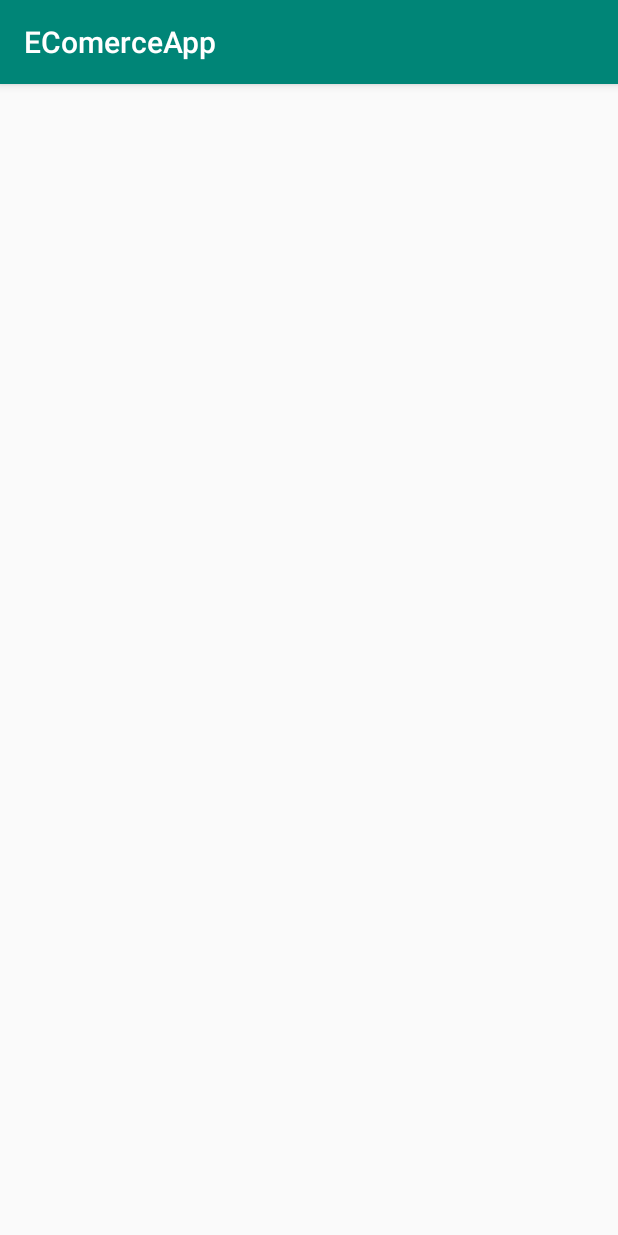
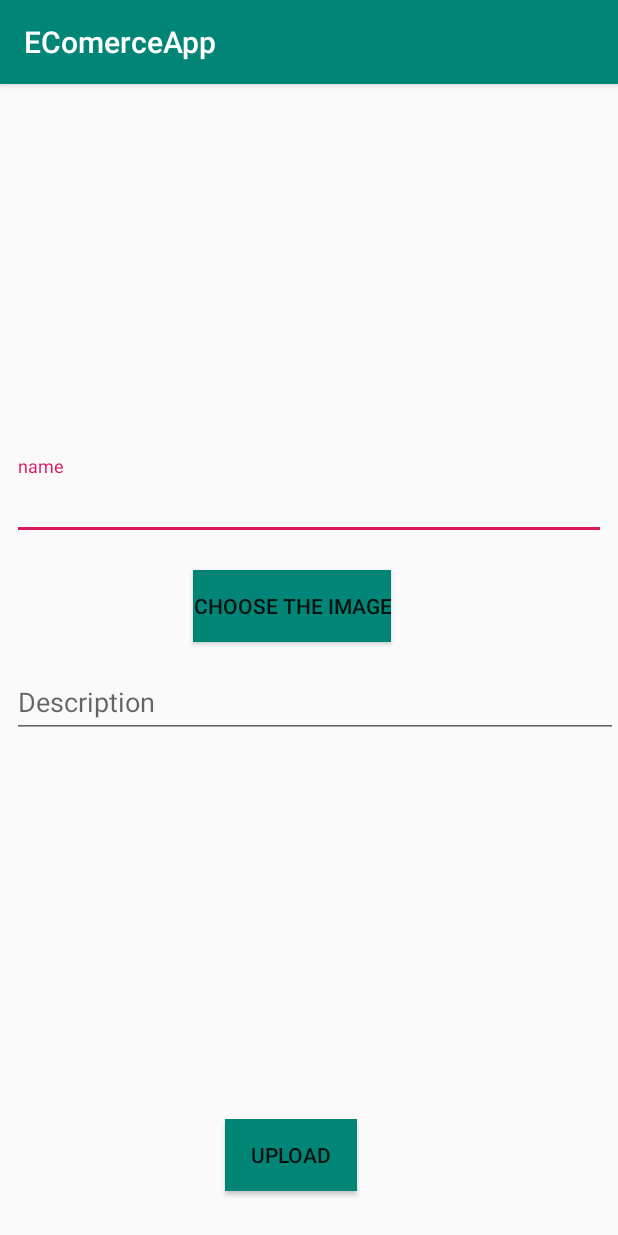
Before and after one commit to hteamh/EComerceApp, an Android app: the Add_Commodity screen opened directly, with no data from a screen before it, on a phone screen of 412 x 824 dp. Run offline under Robolectric (Android 15) with nearby library versions, the phone set to English and light mode, and no system bars.

Commit message:
create the commodity adapter and the design

```diff
--- a/app/src/main/res/layout/activity_add__commodity.xml
+++ b/app/src/main/res/layout/activity_add__commodity.xml
@@ -6,4 +6,78 @@
     android:layout_height="match_parent"
     tools:context=".Admin.Activiteis.Add_Commodity">
 
+
+    <ImageView
+        android:id="@+id/commodity_image"
+        android:layout_width="0dp"
+        android:layout_height="200dp"
+        android:layout_marginStart="8dp"
+        android:layout_marginTop="8dp"
+        android:layout_marginEnd="8dp"
+        app:layout_constraintEnd_toEndOf="parent"
+        app:layout_constraintStart_toStartOf="parent"
+        app:layout_constraintTop_toTopOf="parent" />
+
+    <android.support.design.widget.TextInputLayout
+        android:id="@+id/commodity_name"
+        android:layout_width="match_parent"
+        android:layout_height="wrap_content"
+        android:layout_marginStart="8dp"
+        android:layout_marginTop="40dp"
+        android:layout_marginEnd="8dp"
+        app:layout_constraintEnd_toEndOf="parent"
+        app:layout_constraintHorizontal_bias="0.0"
+        app:layout_constraintStart_toStartOf="parent"
+        app:layout_constraintTop_toBottomOf="@+id/commodity_image">
+
+        <android.support.design.widget.TextInputEditText
+            android:layout_width="match_parent"
+            android:layout_height="wrap_content"
+            android:hint="name" />
+
+    </android.support.design.widget.TextInputLayout>
+
+    <Button
+        android:id="@+id/choose_image_comm"
+        android:layout_width="wrap_content"
+        android:layout_height="wrap_content"
+        android:layout_marginTop="20dp"
+        android:background="@color/colorPrimary"
+        android:text="Choose The Image"
+        app:layout_constraintEnd_toEndOf="@+id/commodity_image"
+        app:layout_constraintHorizontal_bias="0.457"
+        app:layout_constraintStart_toStartOf="@+id/commodity_name"
+        app:layout_constraintTop_toBottomOf="@+id/commodity_name" />
+
+    <android.support.design.widget.TextInputLayout
+        android:id="@+id/description_comm"
+        android:layout_width="match_parent"
+        android:layout_height="wrap_content"
+        android:layout_marginStart="8dp"
+        android:layout_marginTop="8dp"
+
+        app:layout_constraintStart_toStartOf="parent"
+        app:layout_constraintTop_toBottomOf="@+id/choose_image_comm">
+
+        <EditText
+            android:layout_width="match_parent"
+            android:layout_height="wrap_content"
+            android:hint="Description" />
+
+    </android.support.design.widget.TextInputLayout>
+
+    <Button
+        android:id="@+id/Upload"
+        android:layout_width="wrap_content"
+        android:layout_height="wrap_content"
+        android:layout_margin="30dp"
+        android:layout_marginBottom="168dp"
+        android:background="@color/colorPrimary"
+        android:text="Upload"
+        app:layout_constraintBottom_toBottomOf="parent"
+        app:layout_constraintEnd_toEndOf="parent"
+        app:layout_constraintHorizontal_bias="0.455"
+        app:layout_constraintStart_toStartOf="parent" />
+
+
 </android.support.constraint.ConstraintLayout>
--- a/app/src/main/res/layout/activity_commodities.xml
+++ b/app/src/main/res/layout/activity_commodities.xml
@@ -12,7 +12,7 @@
         android:id="@+id/commodities_RecycleView"
         android:layout_width="match_parent"
         android:layout_height="match_parent"
-        tools:listitem="@layout/category_item"
+        tools:listitem="@layout/commodity_item"
         >
 
     </android.support.v7.widget.RecyclerView>
--- a/app/src/main/res/layout/category_item.xml
+++ b/app/src/main/res/layout/category_item.xml
@@ -16,7 +16,6 @@
             android:layout_marginEnd="8dp"
             android:layout_marginBottom="8dp"
             app:layout_constraintBottom_toBottomOf="parent"
-            app:layout_constraintEnd_toStartOf="@+id/top"
             app:layout_constraintHorizontal_bias="0.0"
             app:layout_constraintStart_toStartOf="parent"
             app:layout_constraintTop_toTopOf="parent"
```
Also changed, not shown: app/src/main/java/com/example/a2019/ecomerceapp/Admin/Activiteis/Commodities.java (+12 -0 lines), app/src/main/java/com/example/a2019/ecomerceapp/Admin/Adapters/CommoditiesAdapter.java (added, +112 -0 lines), app/src/main/res/layout/commodity_item.xml (+38 -9 lines).
